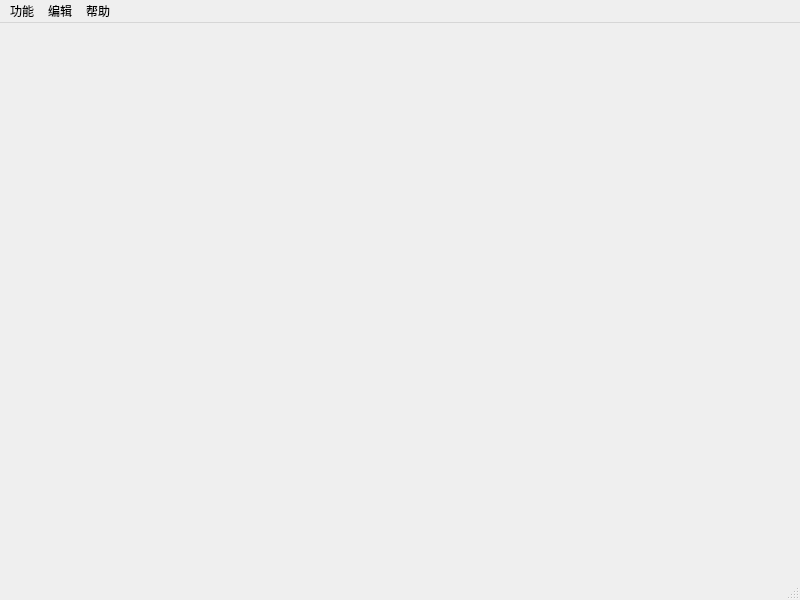
ExceptionQWQ/WoCaoGMS, file WoCaoGMS/mainwindow.ui: the form before one commit.
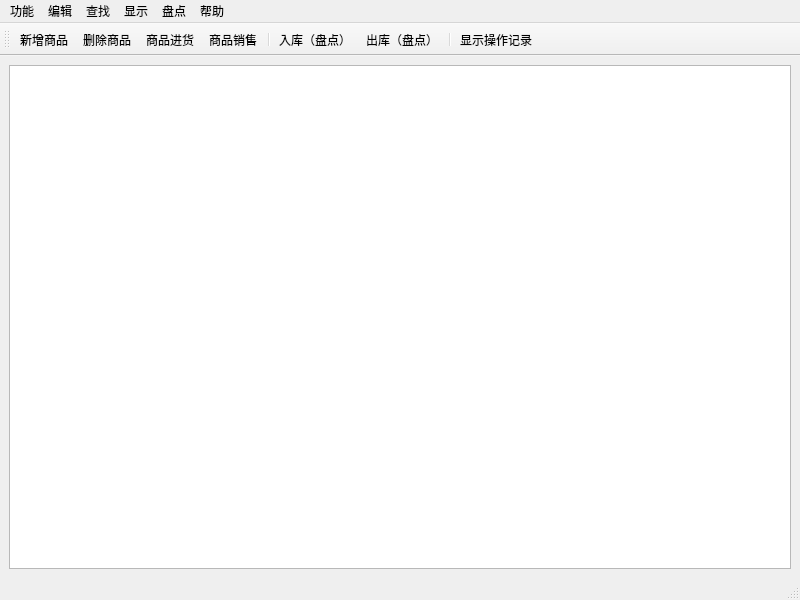
The form after the commit.

Commit message: 新增商品

What changed in the file:
```diff
--- a/WoCaoGMS/mainwindow.ui
+++ b/WoCaoGMS/mainwindow.ui
@@ -13,7 +13,20 @@
   <property name="windowTitle">
    <string>WoCao进销存管理系统</string>
   </property>
-  <widget class="QWidget" name="centralwidget"/>
+  <widget class="QWidget" name="centralwidget">
+   <layout class="QHBoxLayout" name="horizontalLayout">
+    <item>
+     <widget class="QTableView" name="tableView">
+      <property name="contextMenuPolicy">
+       <enum>Qt::CustomContextMenu</enum>
+      </property>
+      <property name="editTriggers">
+       <set>QAbstractItemView::NoEditTriggers</set>
+      </property>
+     </widget>
+    </item>
+   </layout>
+  </widget>
   <widget class="QMenuBar" name="menubar">
    <property name="geometry">
     <rect>
@@ -46,11 +59,53 @@
     </property>
     <addaction name="actAbout"/>
    </widget>
+   <widget class="QMenu" name="menu_4">
+    <property name="title">
+     <string>查找</string>
+    </property>
+    <addaction name="actFindGoods"/>
+   </widget>
+   <widget class="QMenu" name="menu_5">
+    <property name="title">
+     <string>显示</string>
+    </property>
+    <addaction name="action_2"/>
+   </widget>
+   <widget class="QMenu" name="menu_6">
+    <property name="title">
+     <string>盘点</string>
+    </property>
+    <addaction name="actPutIn"/>
+    <addaction name="actPutOut"/>
+   </widget>
    <addaction name="menu"/>
    <addaction name="menu_2"/>
+   <addaction name="menu_4"/>
+   <addaction name="menu_5"/>
+   <addaction name="menu_6"/>
    <addaction name="menu_3"/>
   </widget>
   <widget class="QStatusBar" name="statusbar"/>
+  <widget class="QToolBar" name="toolBar">
+   <property name="windowTitle">
+    <string>toolBar</string>
+   </property>
+   <attribute name="toolBarArea">
+    <enum>TopToolBarArea</enum>
+   </attribute>
+   <attribute name="toolBarBreak">
+    <bool>false</bool>
+   </attribute>
+   <addaction name="actCreateGoods"/>
+   <addaction name="actDeleteGoods"/>
+   <addaction name="actGoodsIn"/>
+   <addaction name="actGoodsOut"/>
+   <addaction name="separator"/>
+   <addaction name="actPutIn"/>
+   <addaction name="actPutOut"/>
+   <addaction name="separator"/>
+   <addaction name="action_2"/>
+  </widget>
   <action name="actExitLogin">
    <property name="text">
     <string>退出登录</string>
@@ -64,7 +119,7 @@
   </action>
   <action name="actCreateGoods">
    <property name="text">
-    <string>新增</string>
+    <string>新增商品</string>
    </property>
    <property name="toolTip">
     <string>新增商品</string>
@@ -75,7 +130,7 @@
   </action>
   <action name="actDeleteGoods">
    <property name="text">
-    <string>删除</string>
+    <string>删除商品</string>
    </property>
    <property name="toolTip">
     <string>删除商品</string>
@@ -86,7 +141,7 @@
   </action>
   <action name="actGoodsIn">
    <property name="text">
-    <string>进货</string>
+    <string>商品进货</string>
    </property>
    <property name="toolTip">
     <string>商品进货</string>
@@ -97,7 +152,7 @@
   </action>
   <action name="actGoodsOut">
    <property name="text">
-    <string>销售</string>
+    <string>商品销售</string>
    </property>
    <property name="toolTip">
     <string>商品销售</string>
@@ -120,6 +175,59 @@
   <action name="actAbout">
    <property name="text">
     <string>关于</string>
+   </property>
+   <property name="statusTip">
+    <string>关于</string>
+   </property>
+  </action>
+  <action name="actFindGoods">
+   <property name="text">
+    <string>查找商品</string>
+   </property>
+   <property name="toolTip">
+    <string>查找商品</string>
+   </property>
+   <property name="statusTip">
+    <string>查找商品</string>
+   </property>
+   <property name="shortcut">
+    <string>Meta+F</string>
+   </property>
+  </action>
+  <action name="action_2">
+   <property name="text">
+    <string>显示操作记录</string>
+   </property>
+   <property name="statusTip">
+    <string>显示操作记录</string>
+   </property>
+  </action>
+  <action name="actPutIn">
+   <property name="text">
+    <string>入库（盘点）</string>
+   </property>
+   <property name="toolTip">
+    <string>商品入库</string>
+   </property>
+   <property name="statusTip">
+    <string>商品入库</string>
+   </property>
+   <property name="shortcut">
+    <string>Meta+Q</string>
+   </property>
+  </action>
+  <action name="actPutOut">
+   <property name="text">
+    <string>出库（盘点）</string>
+   </property>
+   <property name="toolTip">
+    <string>商品出库</string>
+   </property>
+   <property name="statusTip">
+    <string>商品出库</string>
+   </property>
+   <property name="shortcut">
+    <string>Meta+W</string>
    </property>
   </action>
  </widget>
```
Left out of the diff: 27 changed lines with no effect on the pictures. The commit also changes 102 other files.
